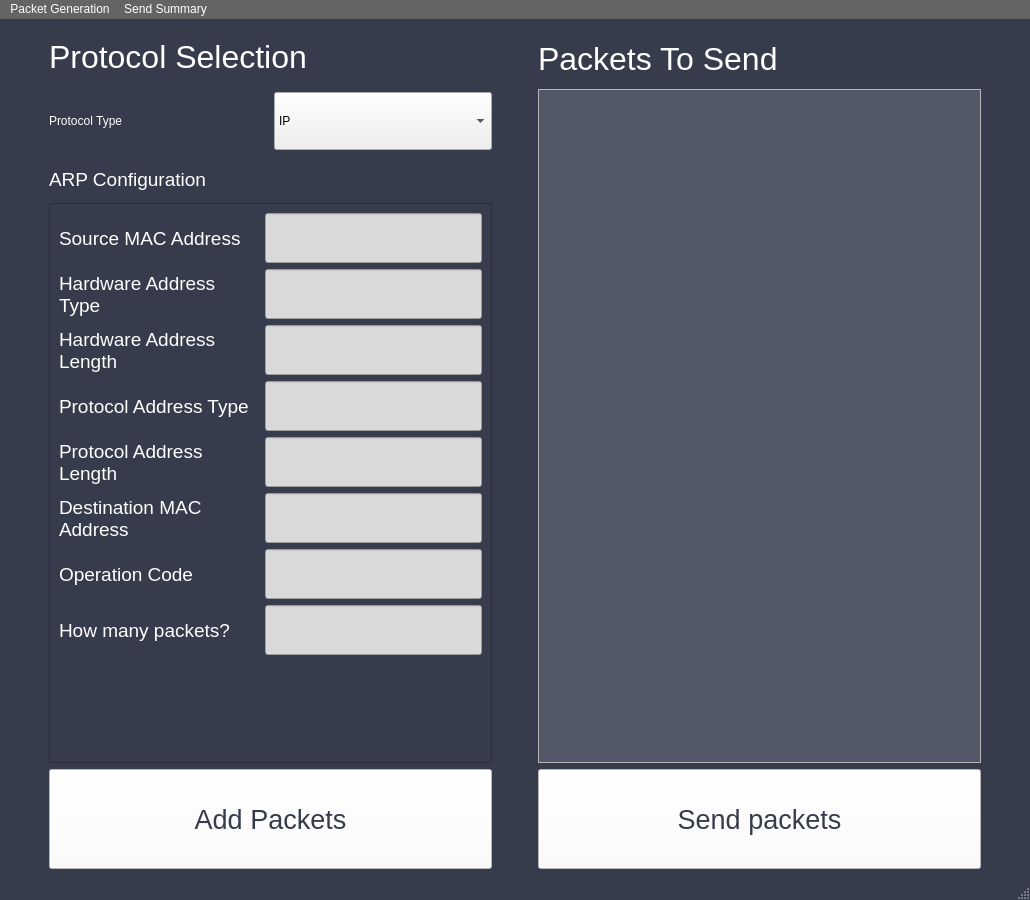
Old version of the form app/src/ui/main.ui in the repository MichaelHeinzman/Automatic-NPG-Interface.
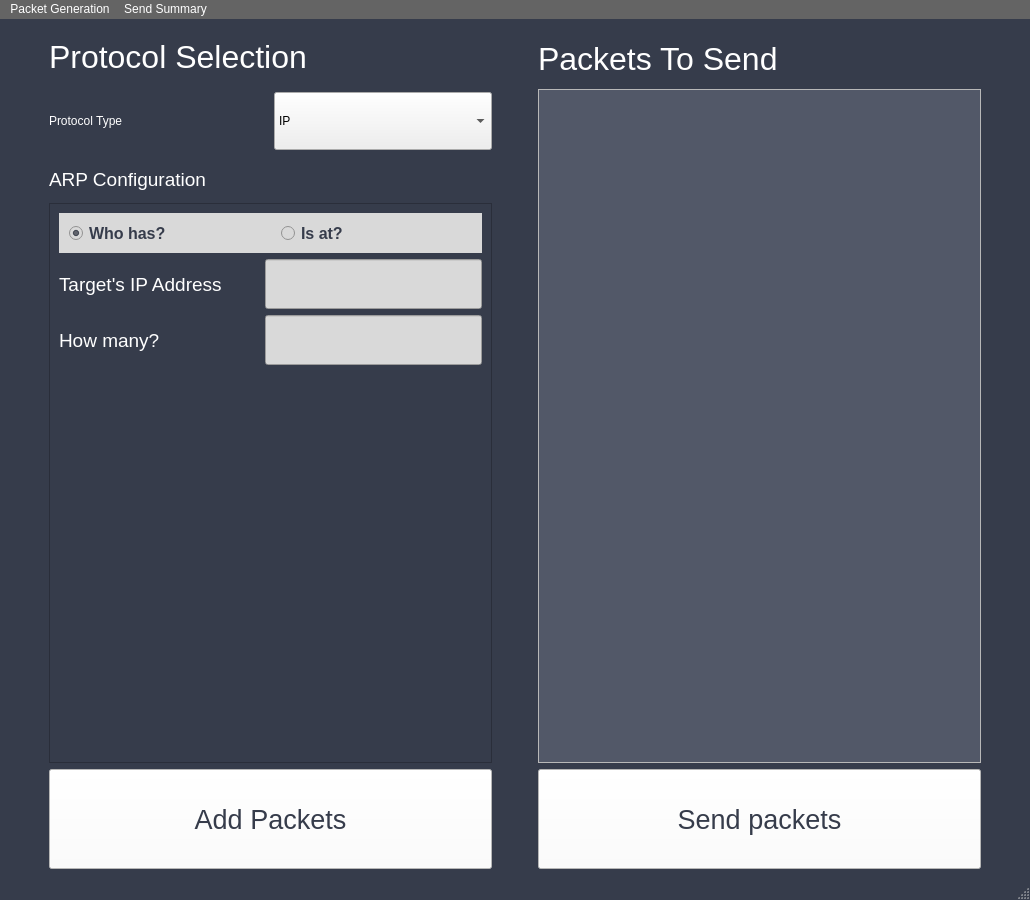
New version of the form. The open tabs and pages were chosen to show the change. Custom widgets are drawn as their Qt base class.

Commit message: Completed Sending section of network packets.

Patch:
```diff
--- a/app/src/ui/main.ui
+++ b/app/src/ui/main.ui
@@ -10,6 +10,12 @@
     <height>900</height>
    </rect>
   </property>
+  <property name="font">
+   <font>
+    <weight>50</weight>
+    <bold>false</bold>
+   </font>
+  </property>
   <property name="windowTitle">
    <string>MainWindow</string>
   </property>
@@ -852,8 +858,8 @@
                     <rect>
                      <x>0</x>
                      <y>0</y>
-                     <width>265</width>
-                     <height>522</height>
+                     <width>425</width>
+                     <height>516</height>
                     </rect>
                    </property>
                    <property name="styleSheet">
@@ -861,162 +867,48 @@
                    </property>
                    <layout class="QVBoxLayout" name="verticalLayout_6">
                     <item>
-                     <layout class="QHBoxLayout" name="source_mac_address_arp_layout_8">
+                     <layout class="QHBoxLayout" name="arp_type_radios">
+                      <property name="spacing">
+                       <number>0</number>
+                      </property>
+                      <property name="topMargin">
+                       <number>0</number>
+                      </property>
                       <item>
-                       <widget class="QLabel" name="source_mac_address_arp_8">
-                        <property name="minimumSize">
-                         <size>
-                          <width>200</width>
-                          <height>50</height>
-                         </size>
-                        </property>
-                        <property name="maximumSize">
-                         <size>
-                          <width>50</width>
-                          <height>16777215</height>
-                         </size>
-                        </property>
-                        <property name="font">
-                         <font>
-                          <pointsize>14</pointsize>
-                         </font>
-                        </property>
-                        <property name="text">
-                         <string>Source MAC Address</string>
-                        </property>
-                        <property name="wordWrap">
-                         <bool>true</bool>
-                        </property>
-                       </widget>
-                      </item>
-                      <item>
-                       <widget class="IPAddressInput" name="source_mac_address_arp_input_8">
+                       <widget class="QRadioButton" name="arp_who_has_radio">
                         <property name="sizePolicy">
                          <sizepolicy hsizetype="Preferred" vsizetype="Preferred">
                           <horstretch>0</horstretch>
                           <verstretch>0</verstretch>
                          </sizepolicy>
                         </property>
-                        <property name="minimumSize">
-                         <size>
-                          <width>0</width>
-                          <height>50</height>
-                         </size>
-                        </property>
                         <property name="maximumSize">
                          <size>
-                          <width>250</width>
-                          <height>16777215</height>
-                         </size>
-                        </property>
-                       </widget>
-                      </item>
-                     </layout>
-                    </item>
-                    <item>
-                     <layout class="QHBoxLayout" name="hardware_address_type_arp_layout">
-                      <item>
-                       <widget class="QLabel" name="hardware_address_type_arp_label">
-                        <property name="minimumSize">
-                         <size>
-                          <width>200</width>
+                          <width>1000000</width>
                           <height>50</height>
                          </size>
                         </property>
-                        <property name="maximumSize">
-                         <size>
-                          <width>50</width>
-                          <height>16777215</height>
-                         </size>
-                        </property>
-                        <property name="font">
-                         <font>
-                          <pointsize>14</pointsize>
-                         </font>
-                        </property>
                         <property name="text">
-                         <string>Hardware Address Type</string>
+                         <string>Who has?</string>
                         </property>
-                        <property name="wordWrap">
+                        <property name="checked">
                          <bool>true</bool>
                         </property>
                        </widget>
                       </item>
                       <item>
-                       <widget class="IPAddressInput" name="hardware_address_type_arp_input">
-                        <property name="sizePolicy">
-                         <sizepolicy hsizetype="Preferred" vsizetype="Preferred">
-                          <horstretch>0</horstretch>
-                          <verstretch>0</verstretch>
-                         </sizepolicy>
-                        </property>
-                        <property name="minimumSize">
-                         <size>
-                          <width>0</width>
-                          <height>50</height>
-                         </size>
-                        </property>
+                       <widget class="QRadioButton" name="arp_is_at_radio">
                         <property name="maximumSize">
                          <size>
-                          <width>250</width>
+                          <width>300</width>
                           <height>50</height>
                          </size>
                         </property>
-                       </widget>
-                      </item>
-                     </layout>
-                    </item>
-                    <item>
-                     <layout class="QHBoxLayout" name="hardware_address_length_arp_layout">
-                      <item>
-                       <widget class="QLabel" name="hardware_address_length_arp_label">
-                        <property name="minimumSize">
-                         <size>
-                          <width>200</width>
-                          <height>50</height>
-                         </size>
-                        </property>
-                        <property name="maximumSize">
-                         <size>
-                          <width>50</width>
-                          <height>16777215</height>
-                         </size>
-                        </property>
-                        <property name="font">
-                         <font>
-                          <pointsize>14</pointsize>
-                         </font>
-                        </property>
                         <property name="text">
-                         <string>Hardware Address Length</string>
+                         <string>Is at?</string>
                         </property>
-                        <property name="wordWrap">
-                         <bool>true</bool>
-                        </property>
                        </widget>
                       </item>
-                      <item>
-                       <widget class="IPAddressInput" name="hardware_address_length_arp_input">
-                        <property name="sizePolicy">
-                         <sizepolicy hsizetype="Preferred" vsizetype="Preferred">
-                          <horstretch>0</horstretch>
-                          <verstretch>0</verstretch>
-                         </sizepolicy>
-                        </property>
-                        <property name="minimumSize">
-                         <size>
-                          <width>0</width>
-                          <height>50</height>
-                         </size>
-                        </property>
-                        <property name="maximumSize">
-                         <size>
-                          <width>250</width>
-                          <height>50</height>
-                         </size>
-                        </property>
-                       </widget>
-                      </item>
                      </layout>
                     </item>
                     <item>
@@ -1041,7 +933,7 @@
                          </font>
                         </property>
                         <property name="text">
-                         <string>Protocol Address Type</string>
+                         <string>Target's IP Address</string>
                         </property>
                         <property name="wordWrap">
                          <bool>true</bool>
@@ -1065,166 +957,7 @@
                         <property name="maximumSize">
                          <size>
                           <width>250</width>
-                          <height>50</height>
-                         </size>
-                        </property>
-                       </widget>
-                      </item>
-                     </layout>
-                    </item>
-                    <item>
-                     <layout class="QHBoxLayout" name="protocol_address_length_arp_layout">
-                      <item>
-                       <widget class="QLabel" name="protocol_address_length_arp_label">
-                        <property name="minimumSize">
-                         <size>
-                          <width>200</width>
-                          <height>50</height>
-                         </size>
-                        </property>
-                        <property name="maximumSize">
-                         <size>
-                          <width>50</width>
                           <height>16777215</height>
-                         </size>
-                        </property>
-                        <property name="font">
-                         <font>
-                          <pointsize>14</pointsize>
-                         </font>
-                        </property>
-                        <property name="text">
-                         <string>Protocol Address Length</string>
-                        </property>
-                        <property name="wordWrap">
-                         <bool>true</bool>
-                        </property>
-                       </widget>
-                      </item>
-                      <item>
-                       <widget class="IPAddressInput" name="protocol_address_length_arp_input">
-                        <property name="sizePolicy">
-                         <sizepolicy hsizetype="Preferred" vsizetype="Preferred">
-                          <horstretch>0</horstretch>
-                          <verstretch>0</verstretch>
-                         </sizepolicy>
-                        </property>
-                        <property name="minimumSize">
-                         <size>
-                          <width>0</width>
-                          <height>50</height>
-                         </size>
-                        </property>
-                        <property name="maximumSize">
-                         <size>
-                          <width>250</width>
-                          <height>50</height>
-                         </size>
-                        </property>
-                       </widget>
-                      </item>
-                     </layout>
-                    </item>
-                    <item>
-                     <layout class="QHBoxLayout" name="destination_mac_address_arp_layout">
-                      <item>
-                       <widget class="QLabel" name="destination_mac_address_arp_label">
-                        <property name="minimumSize">
-                         <size>
-                          <width>200</width>
-                          <height>50</height>
-                         </size>
-                        </property>
-                        <property name="maximumSize">
-                         <size>
-                          <width>50</width>
-                          <height>16777215</height>
-                         </size>
-                        </property>
-                        <property name="font">
-                         <font>
-                          <pointsize>14</pointsize>
-                         </font>
-                        </property>
-                        <property name="text">
-                         <string>Destination MAC Address</string>
-                        </property>
-                        <property name="wordWrap">
-                         <bool>true</bool>
-                        </property>
-                       </widget>
-                      </item>
-                      <item>
-                       <widget class="IPAddressInput" name="destination_mac_address_arp_input">
-                        <property name="sizePolicy">
-                         <sizepolicy hsizetype="Preferred" vsizetype="Preferred">
-                          <horstretch>0</horstretch>
-                          <verstretch>0</verstretch>
-                         </sizepolicy>
-                        </property>
-                        <property name="minimumSize">
-                         <size>
-                          <width>0</width>
-                          <height>50</height>
-                         </size>
-                        </property>
-                        <property name="maximumSize">
-                         <size>
-                          <width>250</width>
-                          <height>50</height>
-                         </size>
-                        </property>
-                       </widget>
-                      </item>
-                     </layout>
-                    </item>
-                    <item>
-                     <layout class="QHBoxLayout" name="operation_code_arp_layout">
-                      <item>
-                       <widget class="QLabel" name="operation_code_arp_label">
-                        <property name="minimumSize">
-                         <size>
-                          <width>200</width>
-                          <height>50</height>
-                         </size>
-                        </property>
-                        <property name="maximumSize">
-                         <size>
-                          <width>50</width>
-                          <height>16777215</height>
-                         </size>
-                        </property>
-                        <property name="font">
-                         <font>
-                          <pointsize>14</pointsize>
-                         </font>
-                        </property>
-                        <property name="text">
-                         <string>Operation Code</string>
-                        </property>
-                        <property name="wordWrap">
-                         <bool>true</bool>
-                        </property>
-                       </widget>
-                      </item>
-                      <item>
-                       <widget class="IPAddressInput" name="operation_code_arp_input">
-                        <property name="sizePolicy">
-                         <sizepolicy hsizetype="Preferred" vsizetype="Preferred">
-                          <horstretch>0</horstretch>
-                          <verstretch>0</verstretch>
-                         </sizepolicy>
-                        </property>
-                        <property name="minimumSize">
-                         <size>
-                          <width>0</width>
-                          <height>50</height>
-                         </size>
-                        </property>
-                        <property name="maximumSize">
-                         <size>
-                          <width>250</width>
-                          <height>50</height>
                          </size>
                         </property>
                        </widget>
@@ -1253,7 +986,7 @@
                          </font>
                         </property>
                         <property name="text">
-                         <string>How many packets?</string>
+                         <string>How many?</string>
                         </property>
                         <property name="wordWrap">
                          <bool>true</bool>
@@ -1766,7 +1499,19 @@
   <customwidget>
    <class>ProtocolSelection</class>
    <extends>QComboBox</extends>
-   <header location="global">widgets.protocol_selection.h</header>
+   <header>widgets.protocol_selection.h</header>
+  </customwidget>
+  <customwidget>
+   <class>DNSConfigurationWidget</class>
+   <extends>QWidget</extends>
+   <header>widgets.dns_configuration.h</header>
+   <container>1</container>
+  </customwidget>
+  <customwidget>
+   <class>ARPConfigurationWidget</class>
+   <extends>QWidget</extends>
+   <header location="global">widgets.arp_configuration.h</header>
+   <container>1</container>
   </customwidget>
  </customwidgets>
  <resources/>
```
Left out of the diff: 261 changed lines with no effect on the pictures. The commit also changes 11 other files.
